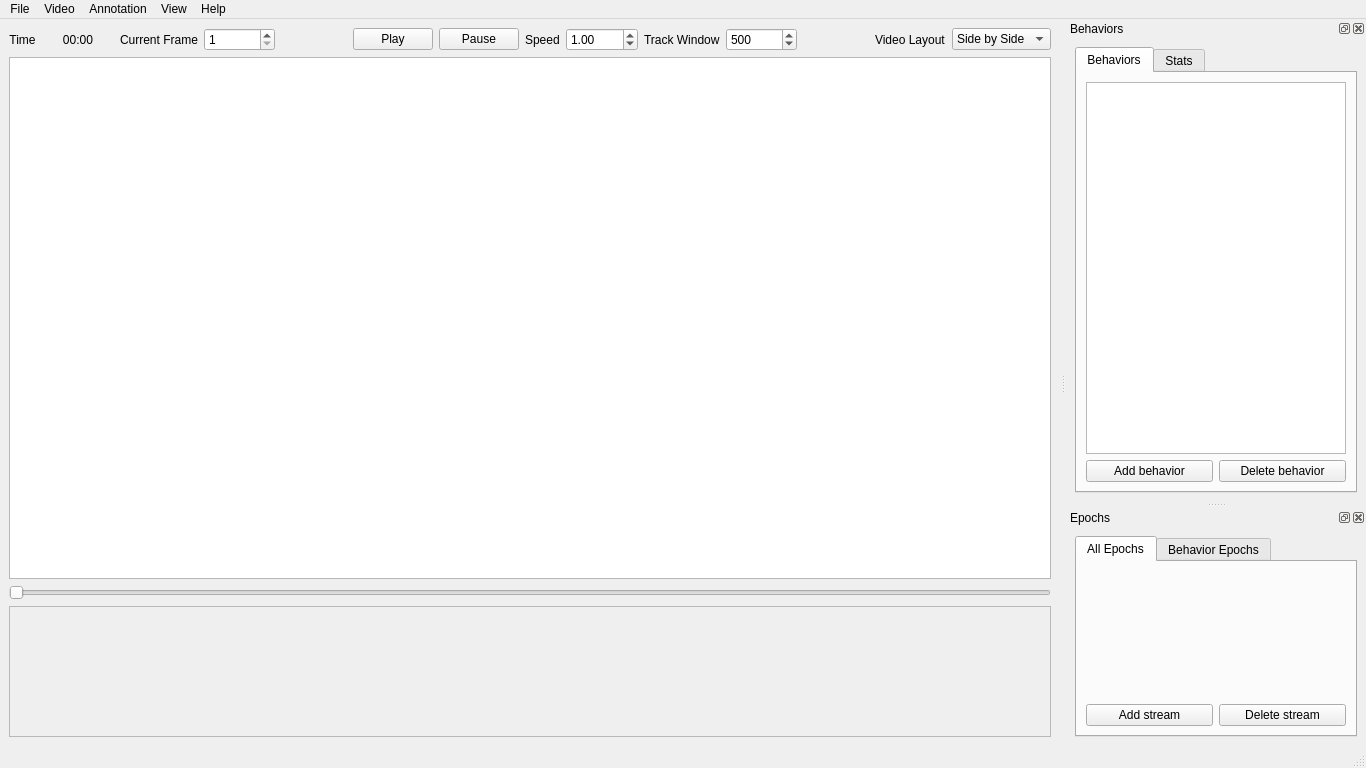
The window that main-window.ui (hsingchien/Bannotator) describes before a commit, drawn with Qt 5.
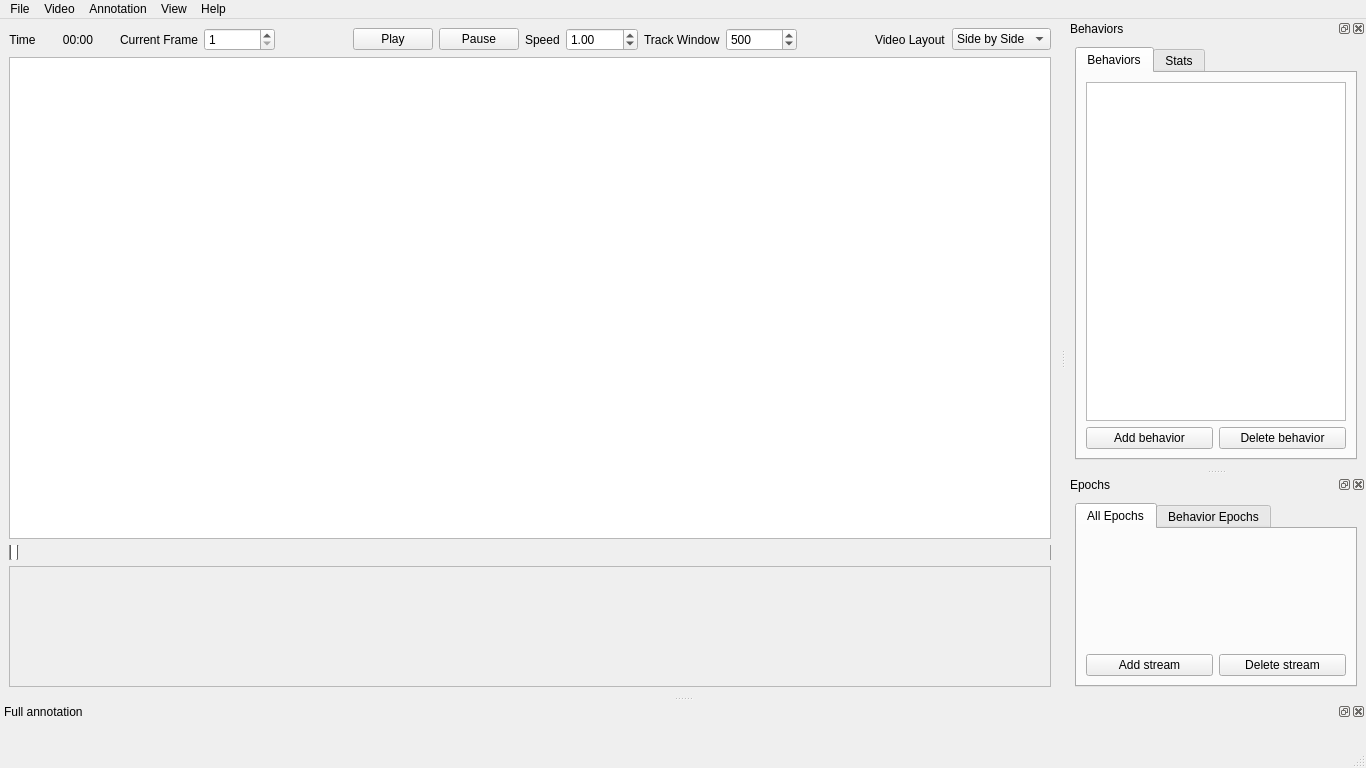
The same window after the commit. Custom widgets are drawn as their Qt base class.

Commit message: slider track and full tracks

The edit to the form file:
```diff
--- a/main-window.ui
+++ b/main-window.ui
@@ -189,6 +189,21 @@
       </item>
       <item>
        <widget class="VideoSlider" name="video_slider">
+        <property name="styleSheet">
+         <string notr="true">QSlider::groove:horizontal {
+    border: 1px solid #999999;
+    height: 20px; /* the groove expands to the size of the slider by default. by giving it a height, it has a fixed size */
+    margin: 0px 0;
+}
+QSlider::handle:horizontal {
+    background: #ffffff;
+    border: 1px solid #5c5c5c;
+    width: 6px;
+    margin: 0px 0; /* handle is placed by default on the contents rect of the groove. Expand outside the groove */
+    border-radius: 3px;
+	subcontrol-origin: content;
+}</string>
+        </property>
         <property name="minimum">
          <number>1</number>
         </property>
@@ -198,6 +213,9 @@
         <property name="orientation">
          <enum>Qt::Horizontal</enum>
         </property>
+        <property name="tickPosition">
+         <enum>QSlider::NoTicks</enum>
+        </property>
        </widget>
       </item>
       <item>
@@ -487,6 +505,39 @@
     </layout>
    </widget>
   </widget>
+  <widget class="QDockWidget" name="tracks_dock">
+   <property name="enabled">
+    <bool>true</bool>
+   </property>
+   <property name="minimumSize">
+    <size>
+     <width>82</width>
+     <height>44</height>
+    </size>
+   </property>
+   <property name="floating">
+    <bool>true</bool>
+   </property>
+   <property name="features">
+    <set>QDockWidget::DockWidgetClosable|QDockWidget::DockWidgetFloatable</set>
+   </property>
+   <property name="allowedAreas">
+    <set>Qt::NoDockWidgetArea</set>
+   </property>
+   <property name="windowTitle">
+    <string>Full annotation</string>
+   </property>
+   <attribute name="dockWidgetArea">
+    <number>8</number>
+   </attribute>
+   <widget class="QWidget" name="dockWidgetContents_3">
+    <layout class="QHBoxLayout" name="horizontalLayout_3">
+     <item>
+      <layout class="QVBoxLayout" name="full_tracks_layout"/>
+     </item>
+    </layout>
+   </widget>
+  </widget>
   <action name="actionOpen_video">
    <property name="text">
     <string>Add video</string>
```
Left out of the diff: 4 changed lines with no effect on the pictures. The commit also changes 4 other files.
